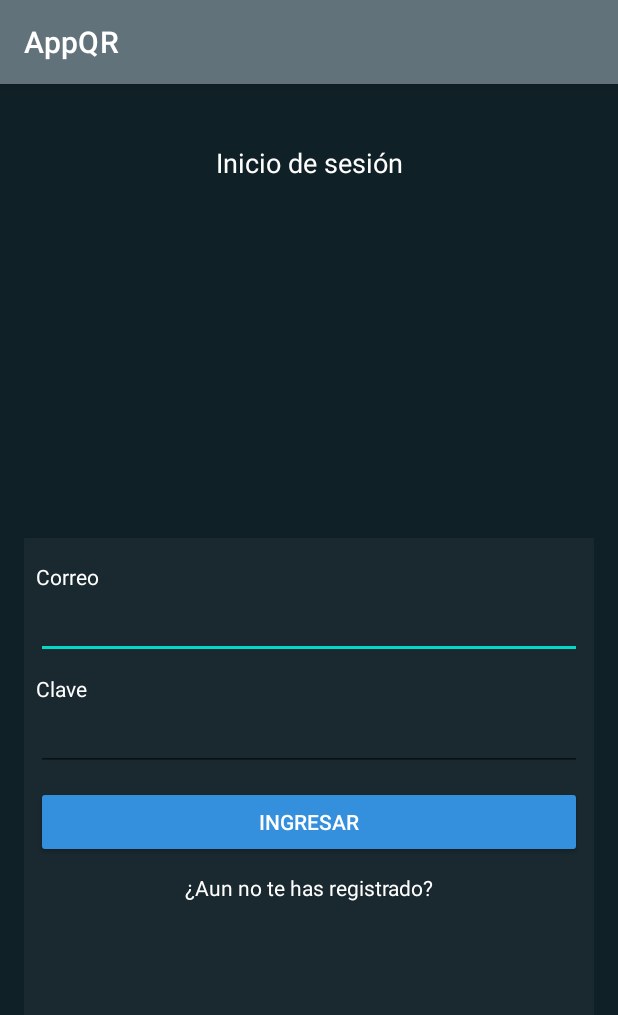
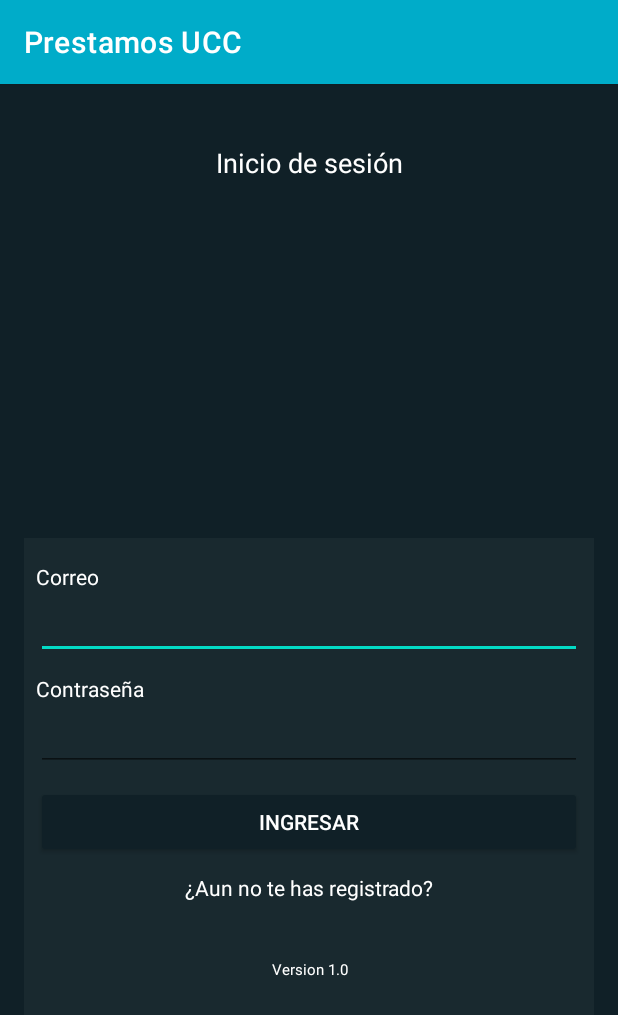
Before and after one commit to pabloandresgonzalez/appqr, an Android app: the screen it shows after launch (MainActivity), on a phone screen of 412 x 824 dp. Shown: the top 1015 px of the screen. Run offline under Robolectric (Android 15) with nearby library versions, the phone set to English and light mode, and no system bars.

Commit message:
Edition of colors and buttons

```diff
--- a/app/src/main/res/layout/activity_main.xml
+++ b/app/src/main/res/layout/activity_main.xml
@@ -88,6 +88,16 @@
                 android:gravity="center"
                 android:text="@string/label_go_to_register"/>
 
+            <TextView
+                android:layout_width="match_parent"
+                android:layout_height="wrap_content"
+                android:layout_marginTop="30dp"
+                android:layout_marginBottom="10dp"
+                android:textColor="@color/white"
+                android:gravity="center"
+                android:textSize="10dp"
+                android:text="@string/label_version"/>
+
         </LinearLayout>
 
 
--- a/app/src/main/res/values/colors.xml
+++ b/app/src/main/res/values/colors.xml
@@ -1,7 +1,7 @@
 <?xml version="1.0" encoding="utf-8"?>
 <resources>
-    <color name="purple_200">#37474f</color>
-    <color name="purple_500">#62727b</color>
+    <color name="purple_200">#00acc9</color>
+    <color name="purple_500">#00acc9</color>
     <color name="purple_700">#102027</color>
     <color name="teal_200">#FF03DAC5</color>
     <color name="teal_700">#FF018786</color>
@@ -9,5 +9,5 @@
     <color name="white">#FFFFFFFF</color>
 
     <color name="transparent">#0AFFFFFF</color>
-    <color name="btnsprimary">#3490dc</color>
+    <color name="btnsprimary">#102027</color>
 </resources>
--- a/app/src/main/res/values/strings.xml
+++ b/app/src/main/res/values/strings.xml
@@ -1,8 +1,8 @@
 <resources>
-    <string name="app_name">AppQR</string>
+    <string name="app_name">Prestamos UCC</string>
     <string name="label_login">Inicio de sesión</string>
     <string name="label_email">Correo</string>
-    <string name="label_password">Clave</string>
+    <string name="label_password">Contraseña</string>
     <string name="btn_login">Ingresar</string>
     <string name="label_go_to_register">¿Aun no te has registrado?</string>
     <string name="label_register">Registro</string>
@@ -18,7 +18,7 @@
     <string name="label_CrearPrestamo">Prestamo audiovisuales</string>
     <string name="label_Ciudad">Ciudad</string>
     <string name="label_bloque">Bloque</string>
-    <string name="label_direccion">Direccion</string>
+    <string name="label_direccion">Direccion bloque / casa</string>
     <string name="label_Salon_oficina">Salon / Oficina</string>
     <string name="label_cargo_programa">Cargo / Porgrama</string>
     <string name="label_descripcion">Descripcion</string>
@@ -73,5 +73,6 @@
     <string name="label_cedula">Cedula</string>
     <string name="default_notification_channel_id">default_channel</string>
     <string name="fcm_message">FCM Message</string>
+    <string name="label_version">Version 1.0</string>
 
 </resources>
```
